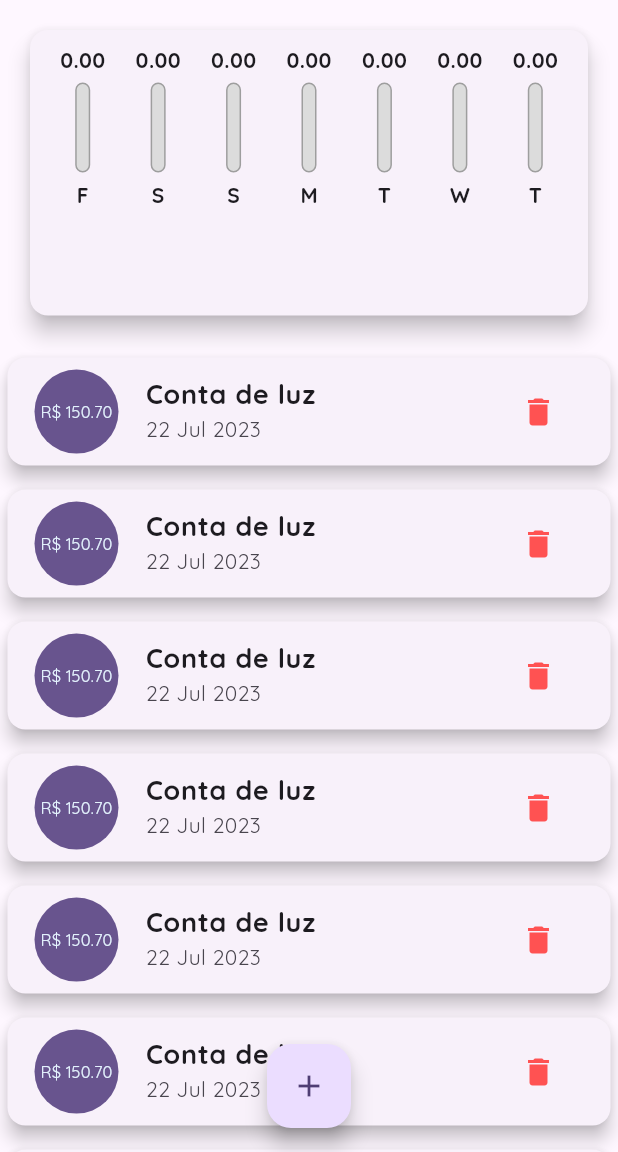
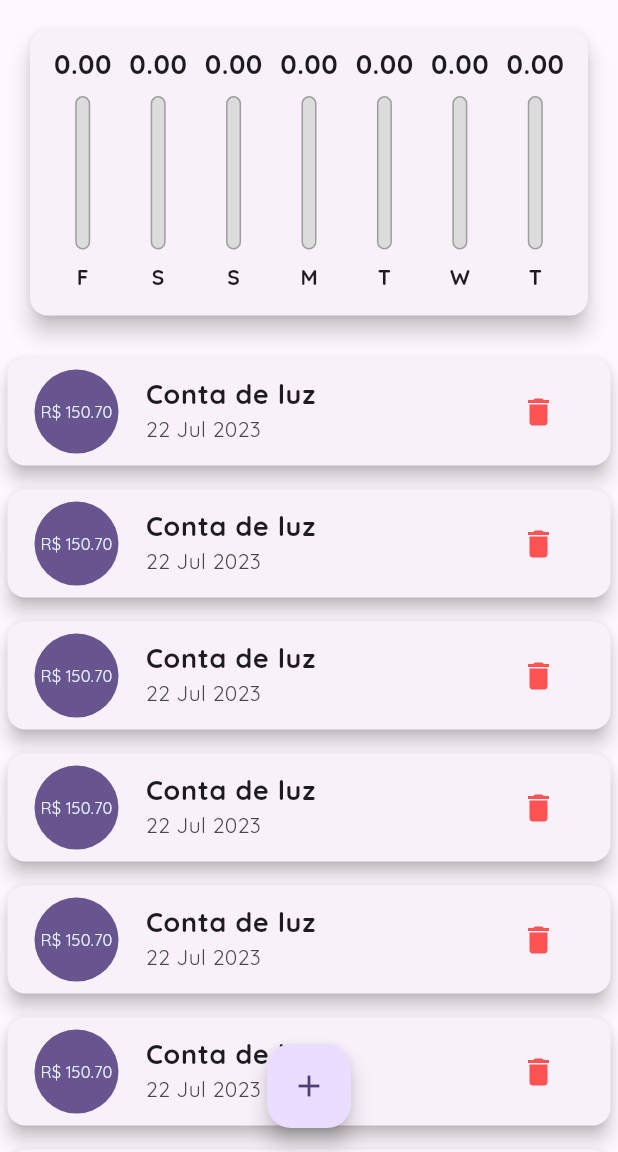
Before and after one commit to WagaoCarvalhoDev/personal_expenses, a Flutter app: the screen it shows after launch, on a phone screen of 412 x 824 dp, the part 84-1236 px from its top. Run offline on Flutter 3.47's test engine with Material 2 defaults, Android fonts, the phone set to English and light mode, and no system bars.

Commit message:
create: layoutBuilder

```diff
--- a/lib/components/chart_bar.dart
+++ b/lib/components/chart_bar.dart
@@ -14,10 +14,12 @@ class ChartBar extends StatelessWidget {
 
   @override
   Widget build(BuildContext context) {
+    return LayoutBuilder(
+      builder: (context, constraints) {
         return Column(
           children: [
             SizedBox(
-          height: 20,
+              height: constraints.maxHeight * 0.15,
               child: FittedBox(
                 child: Text(
                   value.toStringAsFixed(2),
@@ -25,9 +27,12 @@ class ChartBar extends StatelessWidget {
                 ),
               ),
             ),
-        const SizedBox(height: 5),
-        SizedBox(
-          height: 60,
+            Padding(
+              padding: EdgeInsets.symmetric(
+                vertical: constraints.maxHeight * 0.05,
+              ),
+              child: SizedBox(
+                height: constraints.maxHeight * 0.6,
                 width: 10,
                 child: Stack(
                   alignment: Alignment.bottomCenter,
@@ -53,12 +58,17 @@ class ChartBar extends StatelessWidget {
                   ],
                 ),
               ),
-        const SizedBox(height: 5),
-        Text(
+            ),
+            SizedBox(
+              height: constraints.maxHeight * 0.15,
+              child: Text(
                 label,
                 style: const TextStyle(fontWeight: FontWeight.bold),
               ),
+            ),
           ],
+        );
+      },
     );
   }
 }
```
Lines whose indentation alone changed are shown as unchanged.
